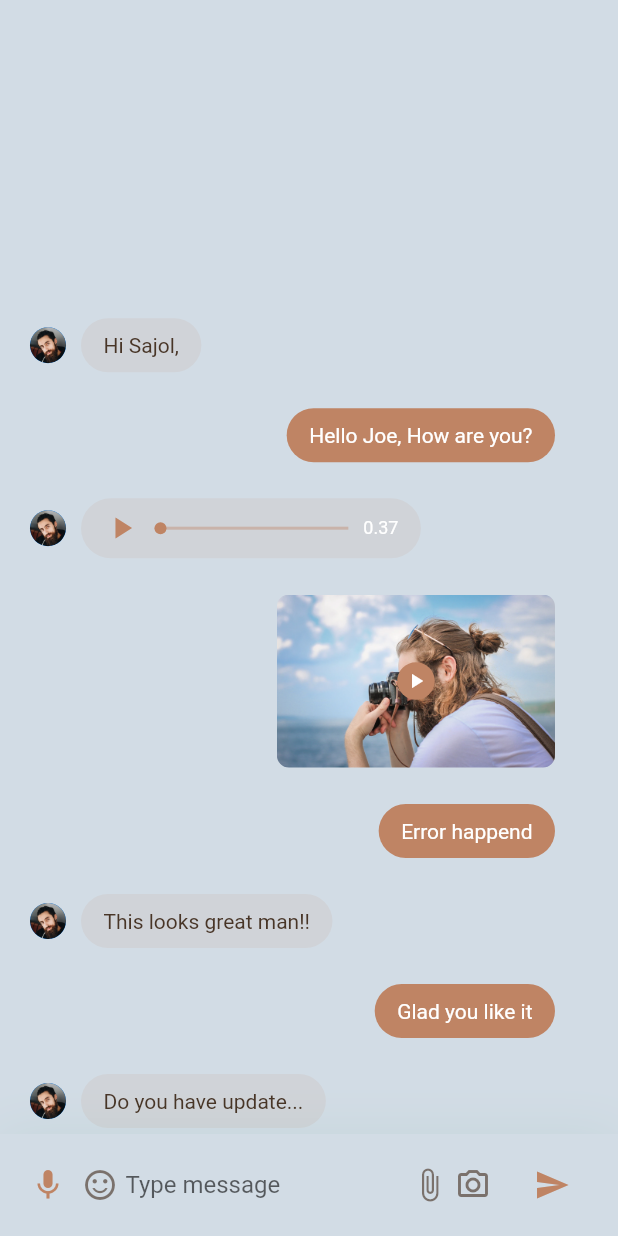
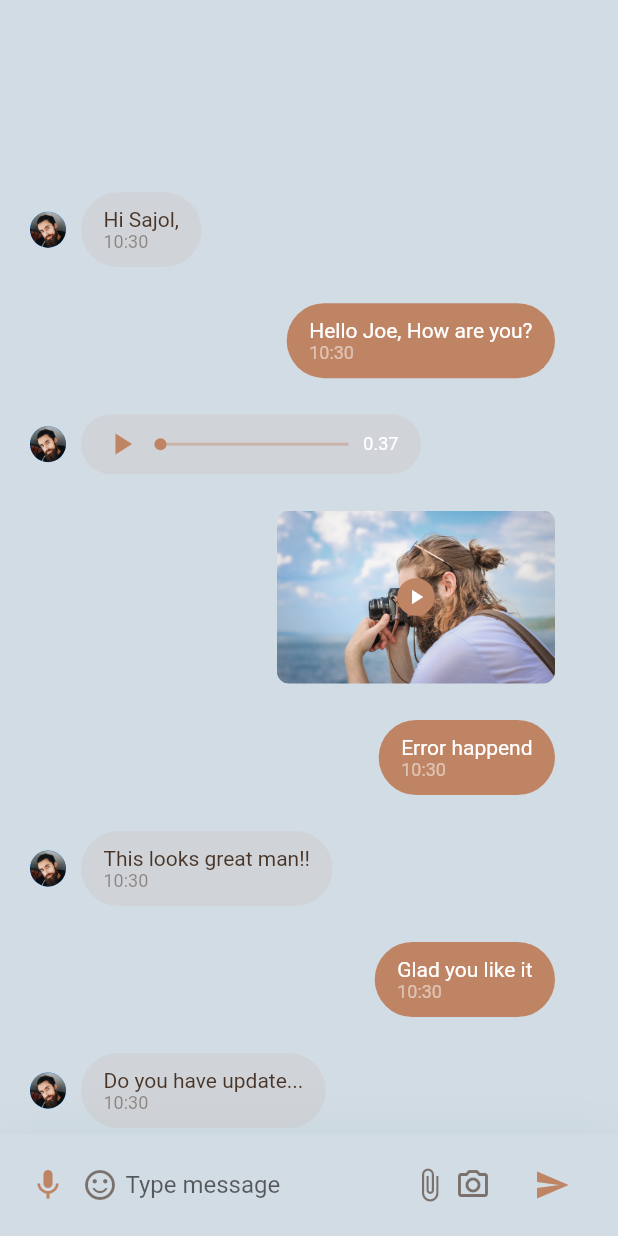
Before and after one commit to zahradjan/chat-application, a Flutter app: the MessageScreenBody screen opened directly with sample values from the repository, after a tap on the "send" icon, on a phone screen of 412 x 824 dp. Run offline on Flutter 3.47's test engine with Material 2 defaults, Android fonts, the phone set to English and light mode, and no system bars; our stand-ins replace google_fonts, loggy; missing offline and left inert: flutter_loggy.

```diff
--- a/lib/messages/components/chat_input_field.dart
+++ b/lib/messages/components/chat_input_field.dart
@@ -2,6 +2,7 @@ import 'dart:async';
 import 'dart:developer';
 import 'dart:io';
 
+import 'package:Decentio/messages/components/message.dart';
 import 'package:Decentio/models/chatMessage/ChatMessage.dart';
 import 'package:Decentio/models/chatUser/ChatUser.dart';
 import 'package:flutter/material.dart';
@@ -98,12 +99,14 @@ class _ChatInputFieldState extends State<ChatInputField> {
               onPressed: () {
                 setState(() {
                   if (_textController.text.isNotEmpty) {
-                    widget.chatMessages.add(ChatMessage(
-                        text: _textController.text,
-                        sender: ChatUser(),
-                        isSender: true,
-                        messageType: ChatMessageType.text,
-                        messageStatus: MessageStatus.not_view));
+                    widget.chatMessages.add(Message(
+                        message: ChatMessage(
+                            text: _textController.text,
+                            sender: ChatUser(),
+                            isSender: true,
+                            time: DateTime.now(),
+                            messageType: ChatMessageType.text,
+                            messageStatus: MessageStatus.not_view)));
 
                     widget.notifyParent();
                     _textController.clear();
--- a/lib/messages/components/message_screen_body.dart
+++ b/lib/messages/components/message_screen_body.dart
@@ -26,8 +26,17 @@ class _MessageScreenBodyState extends State<MessageScreenBody> {
     });
   }
 
+  List<Widget> chatItems = [];
   //TODO:jeste bude potreba upravit az bude BE
   // List<ChatMessage> currentMessages = demoChatMessages;
+
+  @override
+  void initState() {
+    super.initState();
+    widget.currentChat.chatMessages.forEach((message) {
+      chatItems.add(Message(message: message));
+    });
+  }
 
   @override
   Widget build(BuildContext context) {
@@ -42,17 +51,17 @@ class _MessageScreenBodyState extends State<MessageScreenBody> {
                 padding: const EdgeInsets.symmetric(horizontal: DefaultPadding),
                 child: ListView.builder(
                     reverse: true,
-                    itemCount: widget.currentChat.chatMessages.length,
+                    itemCount: chatItems.length,
                     itemBuilder: (context, index) {
-                      final reversedIndex =
-                          widget.currentChat.chatMessages.length - 1 - index;
-                      return Message(
-                        message: widget.currentChat.chatMessages[reversedIndex],
-                      );
+                      final reversedIndex = chatItems.length - 1 - index;
+                      return chatItems[reversedIndex];
+                      // return Message(
+                      //   message: widget.currentChat.chatMessages[reversedIndex],
+                      // );
                     }),
               ),
             ),
-            ChatInputField(refreshMessages, widget.currentChat.chatMessages),
+            ChatInputField(refreshMessages, chatItems),
           ],
         ),
       ),
--- a/lib/messages/components/text_message.dart
+++ b/lib/messages/components/text_message.dart
@@ -22,7 +22,8 @@ class TextMessage extends StatelessWidget {
         color: PrimaryColor.withOpacity(message!.isSender ? 1 : 0.1),
         borderRadius: BorderRadius.circular(30),
       ),
-      child: Text(
+      child: Column(crossAxisAlignment: CrossAxisAlignment.start, children: [
+        Text(
           message!.text,
           style: TextStyle(
             color: message!.isSender
@@ -30,6 +31,19 @@ class TextMessage extends StatelessWidget {
                 : Theme.of(context).textTheme.bodyText1!.color,
           ),
         ),
+        Opacity(
+          opacity: 0.5,
+          child: Text(
+            "${message!.time.hour}:${message!.time.minute}",
+            style: TextStyle(
+              fontSize: 12,
+              color: message!.isSender
+                  ? Colors.white
+                  : Theme.of(context).textTheme.bodyText1!.color,
+            ),
+          ),
+        ),
+      ]),
     );
   }
 }
--- a/lib/models/chatMessage/ChatMessage.dart
+++ b/lib/models/chatMessage/ChatMessage.dart
@@ -8,12 +8,14 @@ class ChatMessage {
   String text;
   ChatMessageType messageType;
   MessageStatus messageStatus;
+  DateTime time;
   ChatUser sender;
   bool isSender;
 
   ChatMessage({
     this.id = '',
     this.text = '',
+    required this.time,
     required this.sender,
     required this.messageType,
     required this.messageStatus,
```
Also changed, not shown: lib/models/chatMessage/chatMessageStore.dart (+32 -0 lines), lib/screens/groupChat/components/group_chat_body.dart (+5 -21 lines). Lines whose indentation alone changed are shown as unchanged.
